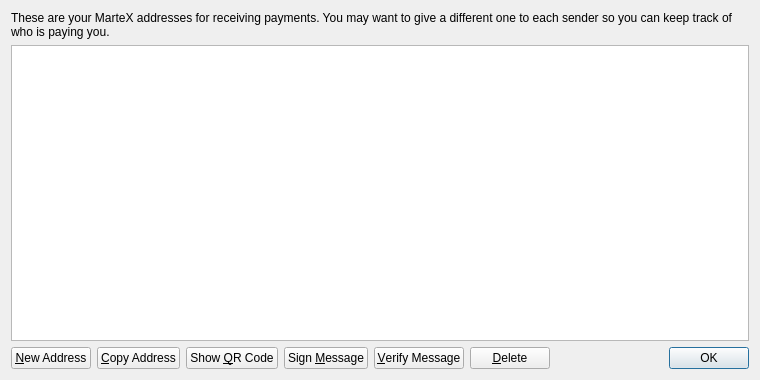
This is src/qt/forms/addressbookpage.ui in martexcoin/martexcoin_4x as Qt 5 draws it before an edit. The edited form follows.
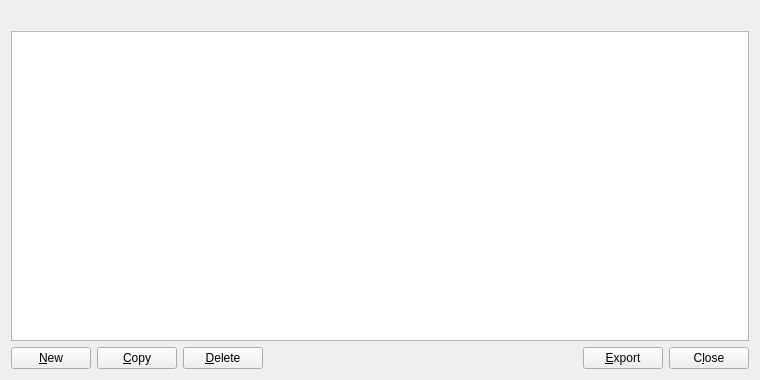
This is the edited form.

The edit to the form file:
```diff
--- a/src/qt/forms/addressbookpage.ui
+++ b/src/qt/forms/addressbookpage.ui
@@ -16,9 +16,6 @@
   <layout class="QVBoxLayout" name="verticalLayout">
    <item>
     <widget class="QLabel" name="labelExplanation">
-     <property name="text">
-      <string>These are your MarteX addresses for receiving payments. You may want to give a different one to each sender so you can keep track of who is paying you.</string>
-     </property>
      <property name="textFormat">
       <enum>Qt::PlainText</enum>
      </property>
@@ -38,6 +35,9 @@
      <property name="tabKeyNavigation">
       <bool>false</bool>
      </property>
+     <property name="alternatingRowColors">
+      <bool>true</bool>
+     </property>
      <property name="selectionMode">
       <enum>QAbstractItemView::SingleSelection</enum>
      </property>
@@ -60,7 +60,10 @@
         <string>Create a new address</string>
        </property>
        <property name="text">
-        <string>&amp;New Address</string>
+        <string>&amp;New</string>
+       </property>
+       <property name="autoDefault">
+        <bool>false</bool>
        </property>
       </widget>
      </item>
@@ -70,45 +73,24 @@
         <string>Copy the currently selected address to the system clipboard</string>
        </property>
        <property name="text">
-        <string>&amp;Copy Address</string>
+        <string>&amp;Copy</string>
        </property>
-      </widget>
-     </item>
-     <item>
-      <widget class="QPushButton" name="showQRCode">
-       <property name="text">
-        <string>Show &amp;QR Code</string>
+       <property name="autoDefault">
+        <bool>false</bool>
        </property>
       </widget>
      </item>
      <item>
-      <widget class="QPushButton" name="signMessage">
-       <property name="toolTip">
-        <string>Sign a message to prove you own a MarteX address</string>
-       </property>
-       <property name="text">
-        <string>Sign &amp;Message</string>
-       </property>
-      </widget>
-     </item>
-     <item>
-      <widget class="QPushButton" name="verifyMessage">
-       <property name="toolTip">
-        <string>Verify a message to ensure it was signed with a specified MarteX address</string>
-       </property>
-       <property name="text">
-        <string>&amp;Verify Message</string>
-       </property>
-      </widget>
-     </item>
-     <item>
-      <widget class="QPushButton" name="deleteButton">
+      <widget class="QPushButton" name="deleteAddress">
        <property name="toolTip">
         <string>Delete the currently selected address from the list</string>
        </property>
        <property name="text">
         <string>&amp;Delete</string>
        </property>
+       <property name="autoDefault">
+        <bool>false</bool>
+       </property>
       </widget>
      </item>
      <item>
@@ -125,15 +107,31 @@
       </spacer>
      </item>
      <item>
-      <widget class="QDialogButtonBox" name="buttonBox">
+      <widget class="QPushButton" name="exportButton">
+       <property name="toolTip">
+        <string>Export the data in the current tab to a file</string>
+       </property>
+       <property name="text">
+        <string>&amp;Export</string>
+       </property>
+       <property name="autoDefault">
+        <bool>false</bool>
+       </property>
+      </widget>
+     </item>
+     <item>
+      <widget class="QPushButton" name="closeButton">
        <property name="sizePolicy">
-        <sizepolicy hsizetype="Maximum" vsizetype="Fixed">
+        <sizepolicy hsizetype="Minimum" vsizetype="Minimum">
          <horstretch>0</horstretch>
          <verstretch>0</verstretch>
         </sizepolicy>
        </property>
-       <property name="standardButtons">
-        <set>QDialogButtonBox::Ok</set>
+       <property name="text">
+        <string>C&amp;lose</string>
+       </property>
+       <property name="autoDefault">
+        <bool>false</bool>
        </property>
       </widget>
      </item>
```
Left out of the diff: 11 changed lines with no effect on the pictures.
